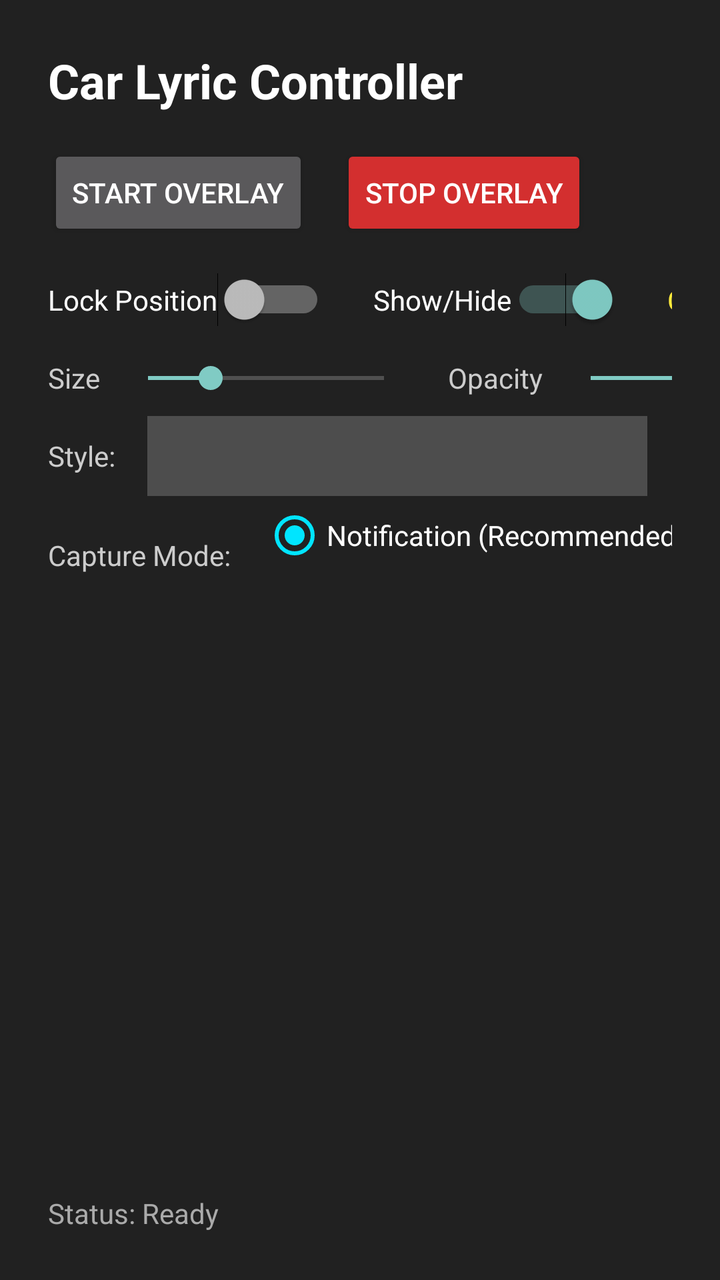
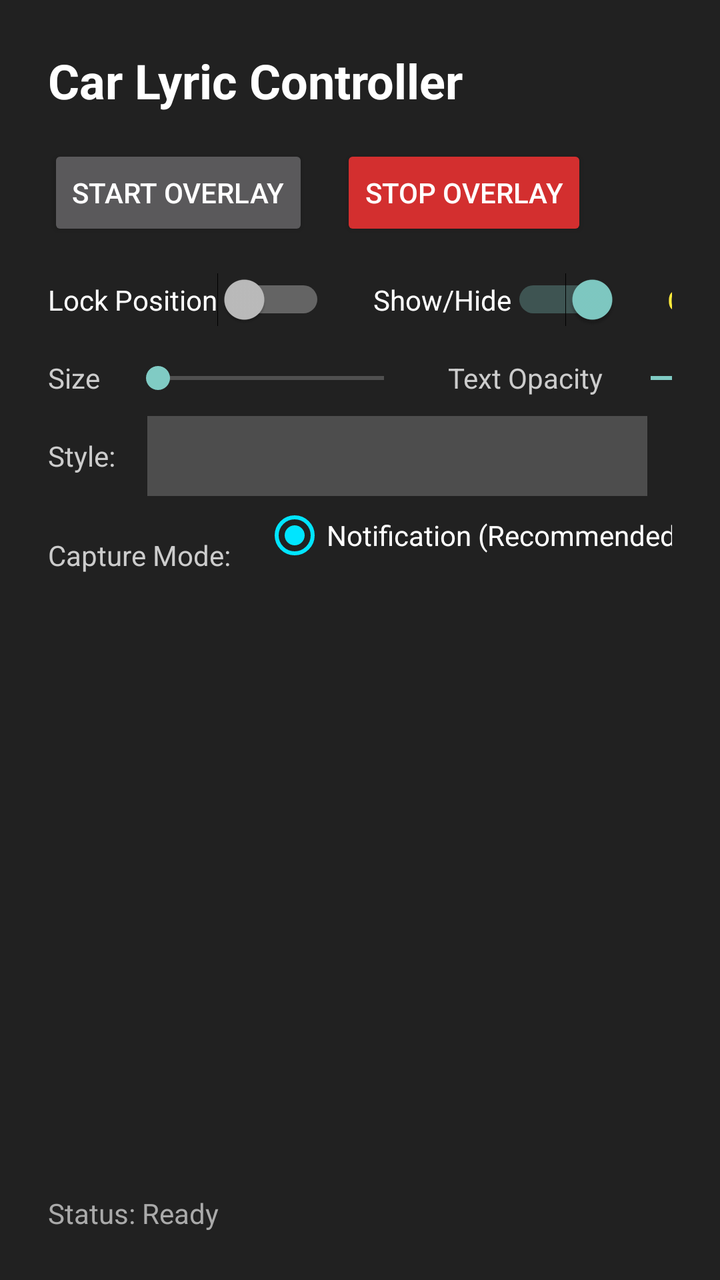

Screens rendered from an Android XML layout before and after an edit, with the pre-edit source and the edit as a unified diff.
<!-- AndroidManifest.xml: application theme Theme.AppCompat.NoActionBar -->
<!-- res/layout/activity_main.xml -->
<?xml version="1.0" encoding="utf-8"?>
<androidx.constraintlayout.widget.ConstraintLayout xmlns:android="http://schemas.android.com/apk/res/android"
    xmlns:app="http://schemas.android.com/apk/res-auto"
    xmlns:tools="http://schemas.android.com/tools"
    android:layout_width="match_parent"
    android:layout_height="match_parent"
    android:padding="24dp"
    android:background="#212121">

    <TextView
        android:id="@+id/tvTitle"
        android:layout_width="wrap_content"
        android:layout_height="wrap_content"
        android:text="Car Lyric Controller"
        android:textColor="#FFFFFF"
        android:textSize="24sp"
        android:textStyle="bold"
        app:layout_constraintStart_toStartOf="parent"
        app:layout_constraintTop_toTopOf="parent" />

    <Button
        android:id="@+id/btnStartService"
        android:layout_width="wrap_content"
        android:layout_height="wrap_content"
        android:text="Start Overlay"
        android:layout_marginTop="16dp"
        app:layout_constraintStart_toStartOf="parent"
        app:layout_constraintTop_toBottomOf="@+id/tvTitle" />

    <Button
        android:id="@+id/btnStopService"
        android:layout_width="wrap_content"
        android:layout_height="wrap_content"
        android:text="Stop Overlay"
        android:backgroundTint="#D32F2F"
        android:layout_marginStart="16dp"
        app:layout_constraintStart_toEndOf="@+id/btnStartService"
        app:layout_constraintTop_toTopOf="@+id/btnStartService" />

    
    <Switch
        android:id="@+id/switchLockPosition"
        android:layout_width="wrap_content"
        android:layout_height="wrap_content"
        android:text="Lock Position"
        android:textColor="#FFFFFF"
        android:layout_marginTop="16dp"
        app:layout_constraintStart_toStartOf="parent"
        app:layout_constraintTop_toBottomOf="@+id/btnStartService" />

    <Switch
        android:id="@+id/switchShowLyrics"
        android:layout_width="wrap_content"
        android:layout_height="wrap_content"
        android:text="Show/Hide"
        android:checked="true"
        android:textColor="#FFFFFF"
        android:layout_marginStart="24dp"
        app:layout_constraintStart_toEndOf="@+id/switchLockPosition"
        app:layout_constraintTop_toTopOf="@+id/switchLockPosition" />

    <Switch
        android:id="@+id/switchClickThrough"
        android:layout_width="wrap_content"
        android:layout_height="wrap_content"
        android:text="Click-Through"
        android:checked="false"
        android:textColor="#FFEB3B"
        android:layout_marginStart="24dp"
        app:layout_constraintStart_toEndOf="@+id/switchShowLyrics"
        app:layout_constraintTop_toTopOf="@+id/switchShowLyrics" />

    
    <TextView
        android:id="@+id/tvSizeLabel"
        android:layout_width="wrap_content"
        android:layout_height="wrap_content"
        android:text="Size"
        android:textColor="#CCCCCC"
        android:layout_marginTop="16dp"
        app:layout_constraintStart_toStartOf="parent"
        app:layout_constraintTop_toBottomOf="@+id/switchLockPosition" />

    <SeekBar
        android:id="@+id/seekBarSize"
        android:layout_width="150dp"
        android:layout_height="wrap_content"
        android:max="40"
        android:progress="18"
        android:min="10"
        app:layout_constraintStart_toEndOf="@+id/tvSizeLabel"
        app:layout_constraintTop_toTopOf="@+id/tvSizeLabel"
        app:layout_constraintBottom_toBottomOf="@+id/tvSizeLabel"
        android:layout_marginStart="8dp"/>

    <TextView
        android:id="@+id/tvOpacityLabel"
        android:layout_width="wrap_content"
        android:layout_height="wrap_content"
        android:text="Opacity"
        android:textColor="#CCCCCC"
        android:layout_marginStart="16dp"
        app:layout_constraintStart_toEndOf="@+id/seekBarSize"
        app:layout_constraintTop_toTopOf="@+id/tvSizeLabel" />

    <SeekBar
        android:id="@+id/seekBarOpacity"
        android:layout_width="150dp"
        android:layout_height="wrap_content"
        android:max="100"
        android:progress="100"
        app:layout_constraintStart_toEndOf="@+id/tvOpacityLabel"
        app:layout_constraintTop_toTopOf="@+id/tvSizeLabel"
        app:layout_constraintBottom_toBottomOf="@+id/tvSizeLabel"
        android:layout_marginStart="8dp"/>

    
    <TextView
        android:id="@+id/tvStyleLabel"
        android:layout_width="wrap_content"
        android:layout_height="wrap_content"
        android:text="Style:"
        android:textColor="#CCCCCC"
        android:layout_marginTop="20dp"
        app:layout_constraintStart_toStartOf="parent"
        app:layout_constraintTop_toBottomOf="@+id/tvSizeLabel" />

    <Spinner
        android:id="@+id/spinnerStyle"
        android:layout_width="250dp"
        android:layout_height="40dp"
        android:background="#33FFFFFF"
        android:layout_marginStart="16dp"
        app:layout_constraintStart_toEndOf="@+id/tvStyleLabel"
        app:layout_constraintTop_toTopOf="@+id/tvStyleLabel"
        app:layout_constraintBottom_toBottomOf="@+id/tvStyleLabel"/>

    
    <TextView
        android:id="@+id/tvModeLabel"
        android:layout_width="wrap_content"
        android:layout_height="wrap_content"
        android:text="Capture Mode:"
        android:textColor="#CCCCCC"
        android:layout_marginTop="20dp"
        app:layout_constraintStart_toStartOf="parent"
        app:layout_constraintTop_toBottomOf="@+id/spinnerStyle" />

    <RadioGroup
        android:id="@+id/rgMode"
        android:layout_width="wrap_content"
        android:layout_height="wrap_content"
        android:orientation="horizontal"
        android:layout_marginStart="16dp"
        app:layout_constraintStart_toEndOf="@+id/tvModeLabel"
        app:layout_constraintTop_toTopOf="@+id/tvModeLabel"
        app:layout_constraintBottom_toBottomOf="@+id/tvModeLabel">

        <RadioButton
            android:id="@+id/rbNotification"
            android:layout_width="wrap_content"
            android:layout_height="wrap_content"
            android:text="Notification (Recommended)"
            android:textColor="#FFFFFF"
            android:checked="true"
            android:buttonTint="#00E5FF"/>

        <RadioButton
            android:id="@+id/rbLogcat"
            android:layout_width="wrap_content"
            android:layout_height="wrap_content"
            android:text="Logcat (Backup)"
            android:textColor="#FFFFFF"
            android:layout_marginStart="16dp"
            android:buttonTint="#FF9800"/>
    </RadioGroup>

    
    <TextView
        android:id="@+id/tvAdbCommand"
        android:layout_width="0dp"
        android:layout_height="wrap_content"
        android:text="Run this via ADB for Logcat Mode:\nadb shell pm grant com.example.carfloatinglyrics android.permission.READ_LOGS"
        android:textColor="#FF9800"
        android:background="#222222"
        android:padding="8dp"
        android:visibility="gone"
        android:typeface="monospace"
        android:textSize="12sp"
        android:layout_marginTop="8dp"
        app:layout_constraintStart_toStartOf="parent"
        app:layout_constraintEnd_toEndOf="parent"
        app:layout_constraintTop_toBottomOf="@+id/rgMode" />

    <Button
        android:id="@+id/btnCopyCommand"
        android:layout_width="wrap_content"
        android:layout_height="wrap_content"
        android:text="Copy Command"
        android:backgroundTint="#FF9800"
        android:textColor="#000000"
        android:textSize="12sp"
        android:padding="8dp"
        android:visibility="gone"
        android:layout_marginTop="8dp"
        app:layout_constraintStart_toStartOf="parent"
        app:layout_constraintTop_toBottomOf="@+id/tvAdbCommand" />

    <TextView
        android:id="@+id/tvStatus"
        android:layout_width="0dp"
        android:layout_height="wrap_content"
        android:text="Status: Ready"
        android:textColor="#AAAAAA"
        android:layout_marginTop="8dp"
        app:layout_constraintBottom_toBottomOf="parent"
        app:layout_constraintStart_toStartOf="parent" />

</androidx.constraintlayout.widget.ConstraintLayout>
<!-- resources referenced by this layout -->
<resources>

</resources>

<!-- the commit's change to res/layout/activity_main.xml (unified diff, before → after) -->
@@ -71,6 +71,7 @@
         app:layout_constraintTop_toTopOf="@+id/switchShowLyrics" />
 
     
+    
     <TextView
         android:id="@+id/tvSizeLabel"
         android:layout_width="wrap_content"
@@ -85,7 +86,7 @@
         android:id="@+id/seekBarSize"
         android:layout_width="150dp"
         android:layout_height="wrap_content"
-        android:max="40"
+        android:max="200"
         android:progress="18"
         android:min="10"
         app:layout_constraintStart_toEndOf="@+id/tvSizeLabel"
@@ -93,23 +94,46 @@
         app:layout_constraintBottom_toBottomOf="@+id/tvSizeLabel"
         android:layout_marginStart="8dp"/>
 
-    <TextView
-        android:id="@+id/tvOpacityLabel"
-        android:layout_width="wrap_content"
-        android:layout_height="wrap_content"
-        android:text="Opacity"
+    
+    <TextView
+        android:id="@+id/tvTextOpacityLabel"
+        android:layout_width="wrap_content"
+        android:layout_height="wrap_content"
+        android:text="Text Opacity"
         android:textColor="#CCCCCC"
         android:layout_marginStart="16dp"
         app:layout_constraintStart_toEndOf="@+id/seekBarSize"
         app:layout_constraintTop_toTopOf="@+id/tvSizeLabel" />
 
     <SeekBar
-        android:id="@+id/seekBarOpacity"
-        android:layout_width="150dp"
+        android:id="@+id/seekBarTextOpacity"
+        android:layout_width="120dp"
         android:layout_height="wrap_content"
         android:max="100"
         android:progress="100"
-        app:layout_constraintStart_toEndOf="@+id/tvOpacityLabel"
+        app:layout_constraintStart_toEndOf="@+id/tvTextOpacityLabel"
+        app:layout_constraintTop_toTopOf="@+id/tvSizeLabel"
+        app:layout_constraintBottom_toBottomOf="@+id/tvSizeLabel"
+        android:layout_marginStart="8dp"/>
+
+    
+    <TextView
+        android:id="@+id/tvBgOpacityLabel"
+        android:layout_width="wrap_content"
+        android:layout_height="wrap_content"
+        android:text="BG Opacity"
+        android:textColor="#CCCCCC"
+        android:layout_marginStart="16dp"
+        app:layout_constraintStart_toEndOf="@+id/seekBarTextOpacity"
+        app:layout_constraintTop_toTopOf="@+id/tvSizeLabel" />
+
+    <SeekBar
+        android:id="@+id/seekBarBgOpacity"
+        android:layout_width="120dp"
+        android:layout_height="wrap_content"
+        android:max="100"
+        android:progress="100"
+        app:layout_constraintStart_toEndOf="@+id/tvBgOpacityLabel"
         app:layout_constraintTop_toTopOf="@+id/tvSizeLabel"
         app:layout_constraintBottom_toBottomOf="@+id/tvSizeLabel"
         android:layout_marginStart="8dp"/>
